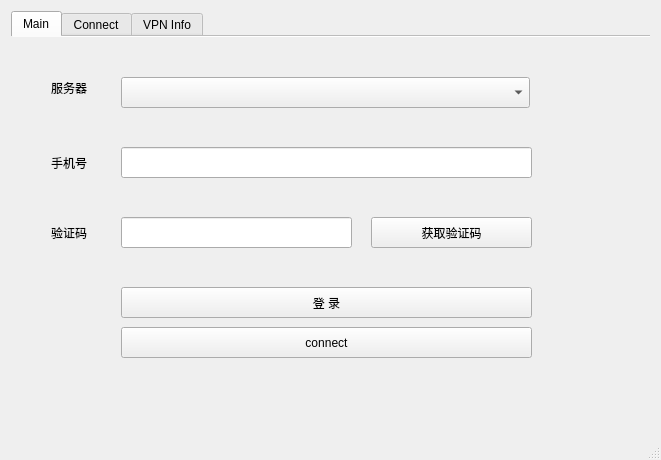
Qt form src/dialog/mainwindow.ui (13418485892/openconnect-gui) before a commit.
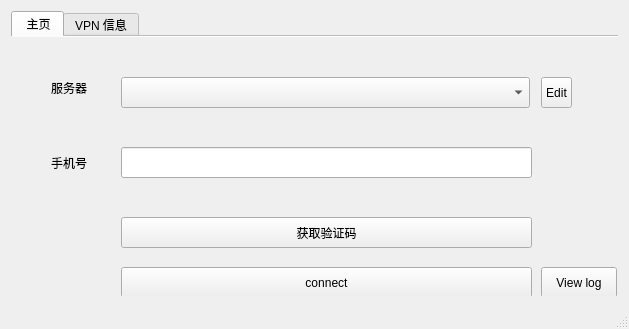
The same form after that commit. Icons and pictures are not drawn.

```diff
--- a/src/dialog/mainwindow.ui
+++ b/src/dialog/mainwindow.ui
@@ -9,8 +9,8 @@
    <rect>
     <x>0</x>
     <y>0</y>
-    <width>661</width>
-    <height>460</height>
+    <width>629</width>
+    <height>329</height>
    </rect>
   </property>
   <property name="sizePolicy">
@@ -71,7 +71,7 @@
       </property>
       <widget class="QWidget" name="tab">
        <attribute name="title">
-        <string>Main</string>
+        <string> 主页</string>
        </attribute>
        <widget class="QLabel" name="label">
         <property name="geometry">
@@ -105,22 +105,6 @@
          <string>手机号</string>
         </property>
        </widget>
-       <widget class="QLabel" name="label_3">
-        <property name="geometry">
-         <rect>
-          <x>40</x>
-          <y>180</y>
-          <width>61</width>
-          <height>31</height>
-         </rect>
-        </property>
-        <property name="styleSheet">
-         <string notr="true">font: 12pt &quot;黑体&quot;;</string>
-        </property>
-        <property name="text">
-         <string>验证码</string>
-        </property>
-       </widget>
        <widget class="QComboBox" name="serverList">
         <property name="geometry">
          <rect>
@@ -141,37 +125,11 @@
          </rect>
         </property>
        </widget>
-       <widget class="QLineEdit" name="editIdCode">
-        <property name="geometry">
-         <rect>
-          <x>110</x>
-          <y>180</y>
-          <width>231</width>
-          <height>31</height>
-         </rect>
-        </property>
-       </widget>
-       <widget class="QPushButton" name="btnLogIn">
-        <property name="geometry">
-         <rect>
-          <x>110</x>
-          <y>250</y>
-          <width>411</width>
-          <height>31</height>
-         </rect>
-        </property>
-        <property name="styleSheet">
-         <string notr="true">font: 12pt &quot;黑体&quot;;</string>
-        </property>
-        <property name="text">
-         <string>登 录</string>
-        </property>
-       </widget>
        <widget class="QLabel" name="iconLabel">
         <property name="geometry">
          <rect>
-          <x>560</x>
-          <y>130</y>
+          <x>20</x>
+          <y>180</y>
           <width>80</width>
           <height>80</height>
          </rect>
@@ -190,7 +148,7 @@
         <property name="geometry">
          <rect>
           <x>110</x>
-          <y>290</y>
+          <y>230</y>
           <width>411</width>
           <height>31</height>
          </rect>
@@ -205,9 +163,9 @@
        <widget class="QPushButton" name="btnGetIdCode">
         <property name="geometry">
          <rect>
-          <x>360</x>
+          <x>110</x>
           <y>180</y>
-          <width>161</width>
+          <width>411</width>
           <height>31</height>
          </rect>
         </property>
@@ -215,53 +173,15 @@
          <string>获取验证码</string>
         </property>
        </widget>
-      </widget>
-      <widget class="QWidget" name="tabWidget_main">
-       <property name="accessibleName">
-        <string/>
-       </property>
-       <attribute name="title">
-        <string>Connect</string>
-       </attribute>
-       <layout class="QGridLayout" name="gridLayout_2">
-        <item row="0" column="0">
-         <layout class="QHBoxLayout" name="horizontalLayout_4" stretch="1,3">
-          <item>
-           <layout class="QVBoxLayout" name="verticalLayout_2">
-            <property name="spacing">
-             <number>0</number>
-            </property>
-            <item>
-             <widget class="QLabel" name="iconLabel3">
-              <property name="maximumSize">
-               <size>
-                <width>80</width>
-                <height>80</height>
-               </size>
-              </property>
-              <property name="scaledContents">
-               <bool>true</bool>
-              </property>
-             </widget>
-            </item>
-           </layout>
-          </item>
-          <item>
-           <layout class="QVBoxLayout" name="verticalLayout">
-            <item>
-             <layout class="QHBoxLayout" name="horizontalLayout_Profiles" stretch="0,4,0">
-              <item>
-               <widget class="QLabel" name="serverLabel">
-                <property name="text">
-                 <string>Server:</string>
-                </property>
-               </widget>
-              </item>
-              <item>
-               <widget class="QComboBox" name="vpnServerList"/>
-              </item>
-              <item>
                <widget class="QToolButton" name="serverListControl">
+        <property name="geometry">
+         <rect>
+          <x>530</x>
+          <y>40</y>
+          <width>31</width>
+          <height>31</height>
+         </rect>
+        </property>
                 <property name="whatsThis">
                  <string>Edit</string>
                 </property>
@@ -276,24 +196,15 @@
                  <enum>QToolButton::InstantPopup</enum>
                 </property>
                </widget>
-              </item>
-             </layout>
-            </item>
-            <item>
-             <layout class="QHBoxLayout" name="horizontalLayout_Buttons" stretch="4,0">
-              <item>
-               <widget class="QPushButton" name="connectionButton2">
-                <property name="text">
-                 <string>Connect</string>
-                </property>
-                <property name="icon">
-                 <iconset resource="../openconnect-gui.qrc">
-                  <normaloff>:/images/network-wired.png</normaloff>:/images/network-wired.png</iconset>
-                </property>
-               </widget>
-              </item>
-              <item>
                <widget class="QPushButton" name="viewLogButton">
+        <property name="geometry">
+         <rect>
+          <x>530</x>
+          <y>230</y>
+          <width>76</width>
+          <height>31</height>
+         </rect>
+        </property>
                 <property name="text">
                  <string>View log</string>
                 </property>
@@ -302,18 +213,10 @@
                   <normaloff>:/images/edit-find.png</normaloff>:/images/edit-find.png</iconset>
                 </property>
                </widget>
-              </item>
-             </layout>
-            </item>
-           </layout>
-          </item>
-         </layout>
-        </item>
-       </layout>
       </widget>
       <widget class="QWidget" name="tabWidget_vpnInfo">
        <attribute name="title">
-        <string>VPN Info</string>
+        <string>VPN 信息</string>
        </attribute>
        <layout class="QVBoxLayout" name="verticalLayout_3">
         <item>
```
Left out of the diff: 16 changed lines with no effect on the pictures. Lines whose indentation alone changed are shown as unchanged.
